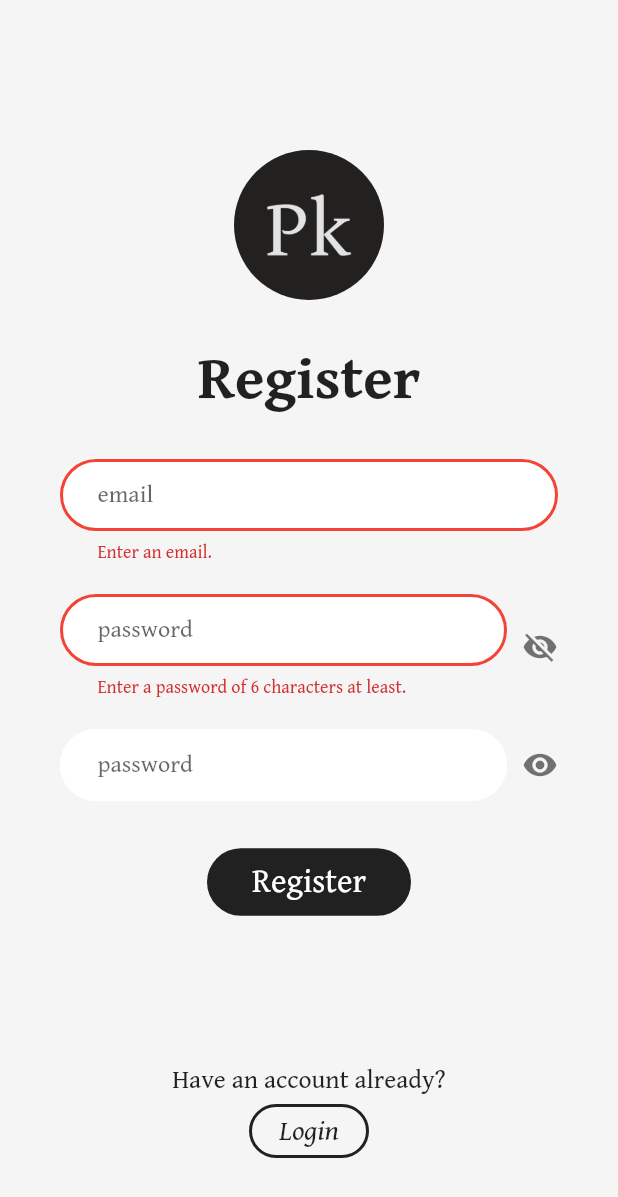
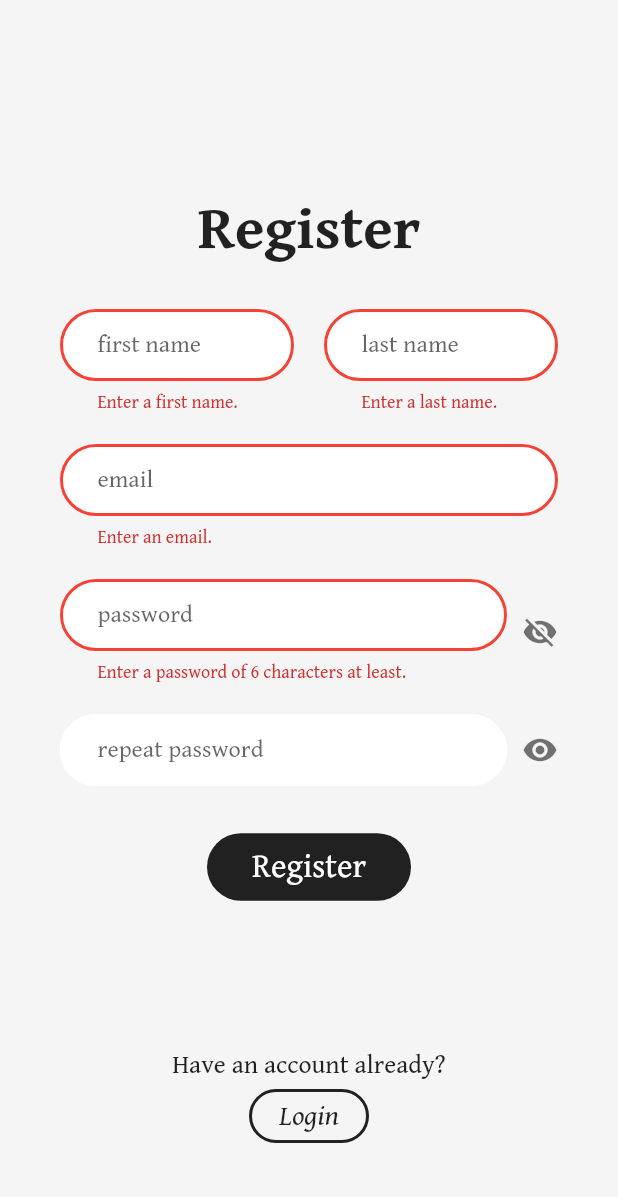
Before and after one commit to lorenzo-morelli/PassKeeper, a Flutter app: the Register screen opened directly with empty values, after a tap on the "visibility" icon, after a tap on "Register", on a phone screen of 412 x 824 dp. Shown: the top 1197 px of the screen. Run offline on Flutter 3.47's test engine with Material 2 defaults, Android fonts, the phone set to English and light mode, and no system bars; our stand-ins replace cloud_firestore, firebase_auth, firebase_core, flutter_colorpicker, flutter_spinkit, font_awesome_flutter and 1 more; accounts and stored records are empty.

Commit message:
database backend

```diff
--- a/lib/services/database.dart
+++ b/lib/services/database.dart
@@ -24,9 +24,8 @@ class DatabaseService {
 
   Future addUser(UserData user) async {
     return usersColl.doc(uid).set({
-      'uid': uid,
       'first name': user.firstName,
-      'surname': user.lastName,
+      'last name': user.lastName,
     });
   }
 
--- a/lib/views/authentication/register.dart
+++ b/lib/views/authentication/register.dart
@@ -16,11 +16,15 @@ class Register extends StatefulWidget {
 class _RegisterState extends State<Register> {
   final _formKey = GlobalKey<FormState>();
   final AuthService _auth = AuthService();
+  var controlFirstName = TextEditingController();
+  var controlLastName = TextEditingController();
   var controlEmail = TextEditingController();
   var controlPassword1 = TextEditingController();
   var controlPassword2 = TextEditingController();
   bool obscurePassword1 = true;
   bool obscurePassword2 = true;
+  String firstName = '';
+  String lastName = '';
   String email = '';
   String password1 = '';
   String password2 = '';
@@ -37,17 +41,6 @@ class _RegisterState extends State<Register> {
             body: Column(
               children: [
                 SizedBox(height: 100),
-                Container(
-                  width: 100,
-                  height: 100,
-                  decoration: BoxDecoration(
-                    shape: BoxShape.circle,
-                    image: DecorationImage(
-                      fit: BoxFit.fill,
-                      image: AssetImage('assets/images/logo.png'),
-                    ),
-                  ),
-                ),
                 SizedBox(height: 30),
                 Text(
                   'Register',
@@ -64,6 +57,36 @@ class _RegisterState extends State<Register> {
                     key: _formKey,
                     child: Column(
                       children: [
+                        Row(
+                          children: [
+                            Expanded(
+                              child: TextFormField(
+                                controller: controlFirstName,
+                                decoration: Constants.textInputDecoration.copyWith(
+                                  hintText: 'first name',
+                                ),
+                                validator: (val) => val!.isEmpty ? 'Enter a first name.' : null,
+                                onChanged: (val) {
+                                  setState(() => firstName = val);
+                                },
+                              ),
+                            ),
+                            SizedBox(width: 20),
+                            Expanded(
+                              child: TextFormField(
+                                controller: controlLastName,
+                                decoration: Constants.textInputDecoration.copyWith(
+                                  hintText: 'last name',
+                                ),
+                                validator: (val) => val!.isEmpty ? 'Enter a last name.' : null,
+                                onChanged: (val) {
+                                  setState(() => lastName = val);
+                                },
+                              ),
+                            ),
+                          ],
+                        ),
+                        SizedBox(height: 20),
                         TextFormField(
                           controller: controlEmail,
                           decoration: Constants.textInputDecoration.copyWith(
@@ -126,7 +149,7 @@ class _RegisterState extends State<Register> {
                               child: TextFormField(
                                 controller: controlPassword2,
                                 decoration: Constants.textInputDecoration.copyWith(
-                                  hintText: 'password',
+                                  hintText: 'repeat password',
                                   suffixIcon: password2.isNotEmpty
                                       ? IconButton(
                                           onPressed: () => setState(() {
--- a/lib/views/authentication/verify_email.dart
+++ b/lib/views/authentication/verify_email.dart
@@ -1,6 +1,7 @@
 import 'dart:async';
 import 'package:flutter/material.dart';
 import 'package:passkeeper/services/auth.dart';
+import 'package:passkeeper/services/database.dart';
 import 'package:passkeeper/shared/constants.dart';
 import 'package:passkeeper/shared/loading.dart';
 import 'package:passkeeper/views/home/home.dart';
--- a/lib/views/home/account_list.dart
+++ b/lib/views/home/account_list.dart
@@ -15,6 +15,7 @@ class _AccountListState extends State<AccountList> {
   @override
   Widget build(BuildContext context) {
     return ListView.builder(
+      padding: EdgeInsets.only(top: 0),
       itemCount: widget.accounts.length,
       itemBuilder: (context, index) {
         return AccountTile(account: widget.accounts[index], index: index);
```
Also changed, not shown: lib/views/authentication/reset_password.dart (+4 -7 lines), lib/views/home/home.dart (+2 -14 lines).
